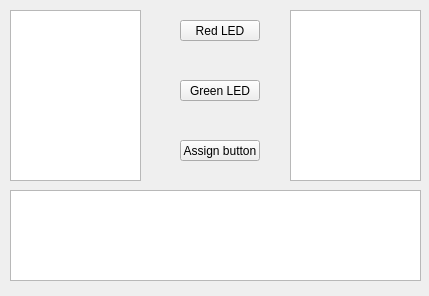
This is domoticaqtapp.ui in mjhsoet/F.Domotica-Qt-Application as Qt 5 draws it before an edit. The edited form follows.
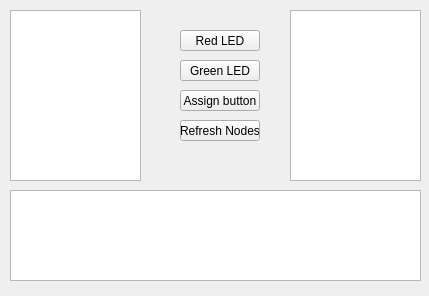
This is the edited form.

Commit message: Basic application to interact with the STM Nodes

```diff
--- a/domoticaqtapp.ui
+++ b/domoticaqtapp.ui
@@ -27,7 +27,7 @@
    <property name="geometry">
     <rect>
      <x>180</x>
-     <y>20</y>
+     <y>30</y>
      <width>80</width>
      <height>21</height>
     </rect>
@@ -40,7 +40,7 @@
    <property name="geometry">
     <rect>
      <x>180</x>
-     <y>80</y>
+     <y>60</y>
      <width>80</width>
      <height>21</height>
     </rect>
@@ -53,7 +53,7 @@
    <property name="geometry">
     <rect>
      <x>180</x>
-     <y>140</y>
+     <y>90</y>
      <width>80</width>
      <height>21</height>
     </rect>
@@ -82,6 +82,19 @@
     </rect>
    </property>
   </widget>
+  <widget class="QPushButton" name="refreshButton">
+   <property name="geometry">
+    <rect>
+     <x>180</x>
+     <y>120</y>
+     <width>80</width>
+     <height>21</height>
+    </rect>
+   </property>
+   <property name="text">
+    <string>Refresh Nodes</string>
+   </property>
+  </widget>
  </widget>
  <layoutdefault spacing="6" margin="11"/>
  <resources/>
```
Left out of the diff: 3 changed lines with no effect on the pictures. The commit also changes 128 other files.
